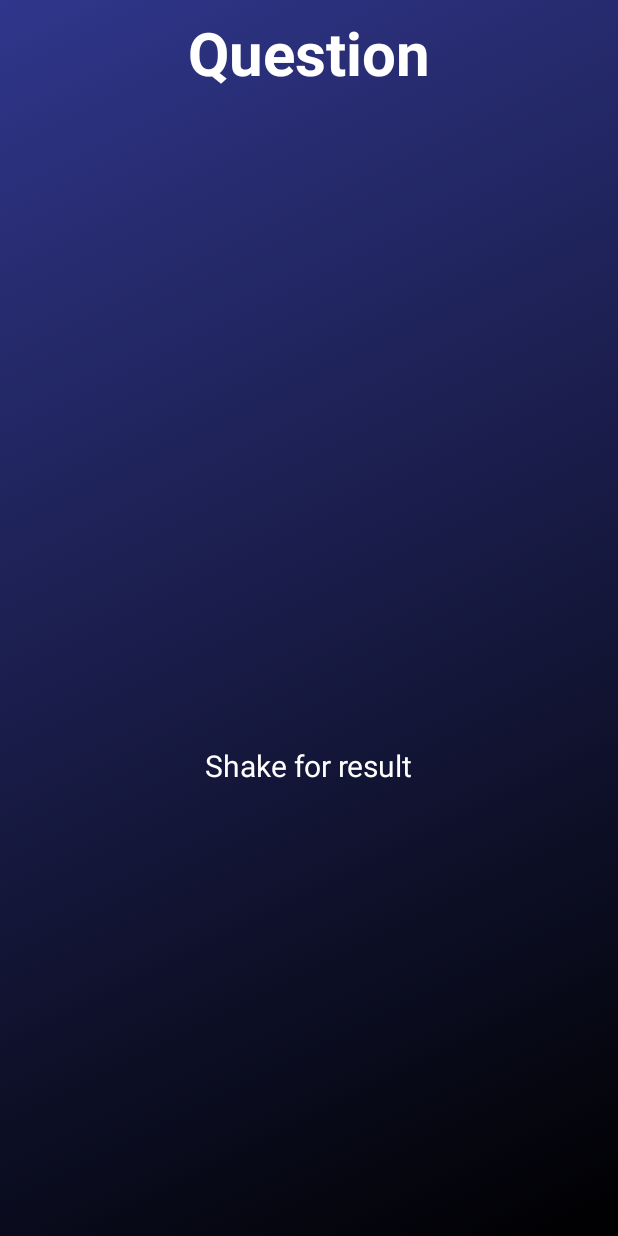
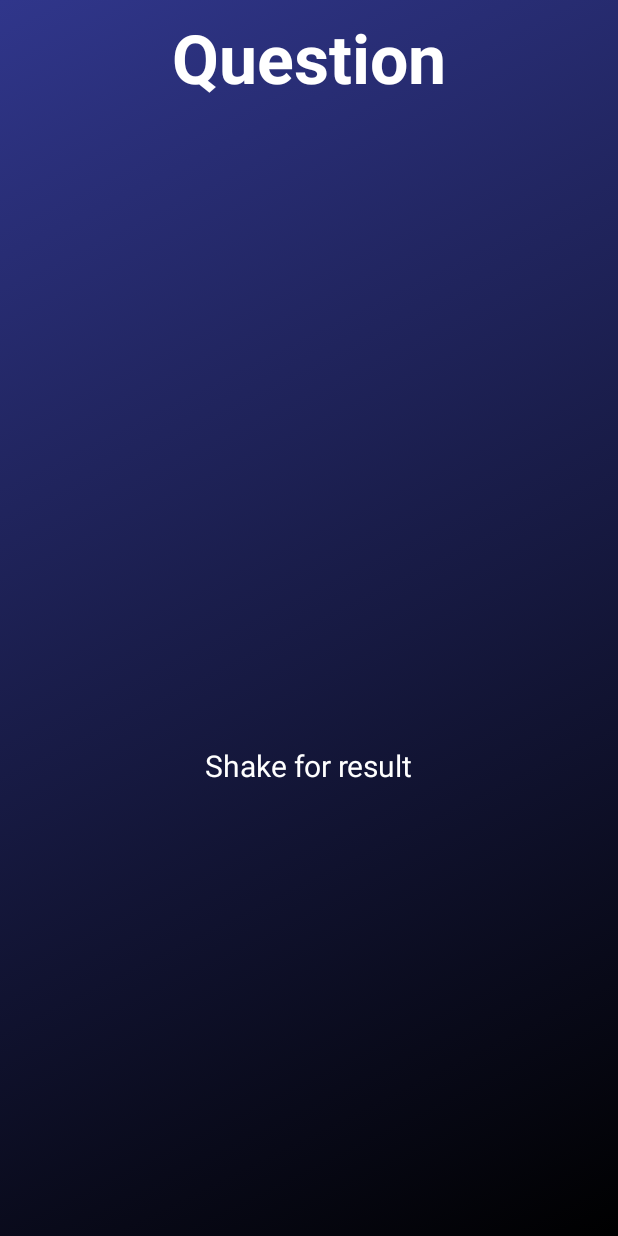
Before and after one commit to katetrahan/SpiritGuide, an Android app: the layout activity_solutions.xml on its own in the app's theme, with its tools: preview values and no code run, on a phone screen of 412 x 824 dp. Run offline under Robolectric (Android 15) with nearby library versions, the light colour scheme and no system bars.

Commit message:
edit text size

```diff
--- a/app/src/main/res/layout/activity_solutions.xml
+++ b/app/src/main/res/layout/activity_solutions.xml
@@ -17,7 +17,7 @@
         android:layout_marginTop="8dp"
         android:text="Question"
         android:textColor="@color/colorTextIcons"
-        android:textSize="40sp"
+        android:textSize="45sp"
         android:textStyle="bold"
         android:layout_above="@+id/shakePhoneTextView"/>
 
@@ -40,10 +40,10 @@
         android:textColor="@color/colorTextIcons"
         android:layout_alignParentBottom="true"
         android:layout_centerHorizontal="true"
-        android:layout_marginBottom="200dp"
+        android:layout_marginBottom="100dp"
         android:gravity="center_vertical|center_horizontal"
         android:background="@drawable/circle"
-        android:textSize="65sp" />
+        android:textSize="50sp" />
 
 
 
```
